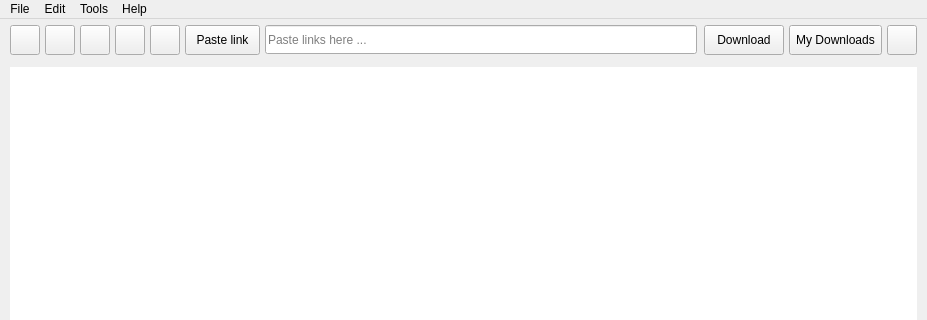
Qt form src/gui/mainwindow.ui (aliakseis/LIII) before a commit; both pictures show x 0 to 927 and y 0 to 320 of the 927 by 644 pixel window.
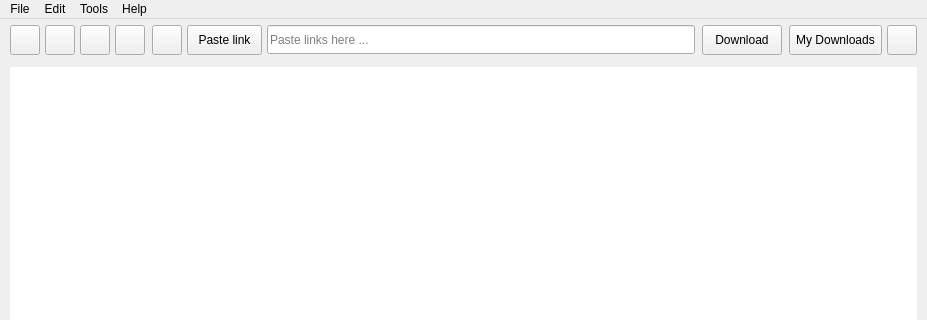
The same form after that commit. Icons and pictures are not drawn. Custom widgets are drawn as their Qt base class.

Diff of the .ui file:
```diff
--- a/src/gui/mainwindow.ui
+++ b/src/gui/mainwindow.ui
@@ -344,6 +344,22 @@
          </property>
         </widget>
        </item>
+       <item>
+        <spacer name="horizontalSpacer">
+         <property name="orientation">
+          <enum>Qt::Horizontal</enum>
+         </property>
+         <property name="sizeType">
+          <enum>QSizePolicy::Fixed</enum>
+         </property>
+         <property name="sizeHint" stdset="0">
+          <size>
+           <width>2</width>
+           <height>20</height>
+          </size>
+         </property>
+        </spacer>
+       </item>
        <item>
         <widget class="QPushButton" name="openTorrent">
          <property name="enabled">
@@ -539,6 +555,22 @@
          </item>
         </layout>
        </item>
+       <item>
+        <spacer name="horizontalSpacer_2">
+         <property name="orientation">
+          <enum>Qt::Horizontal</enum>
+         </property>
+         <property name="sizeType">
+          <enum>QSizePolicy::Fixed</enum>
+         </property>
+         <property name="sizeHint" stdset="0">
+          <size>
+           <width>2</width>
+           <height>20</height>
+          </size>
+         </property>
+        </spacer>
+       </item>
        <item>
         <widget class="QToolButton" name="buttonOpenFolder">
          <property name="sizePolicy">
```
